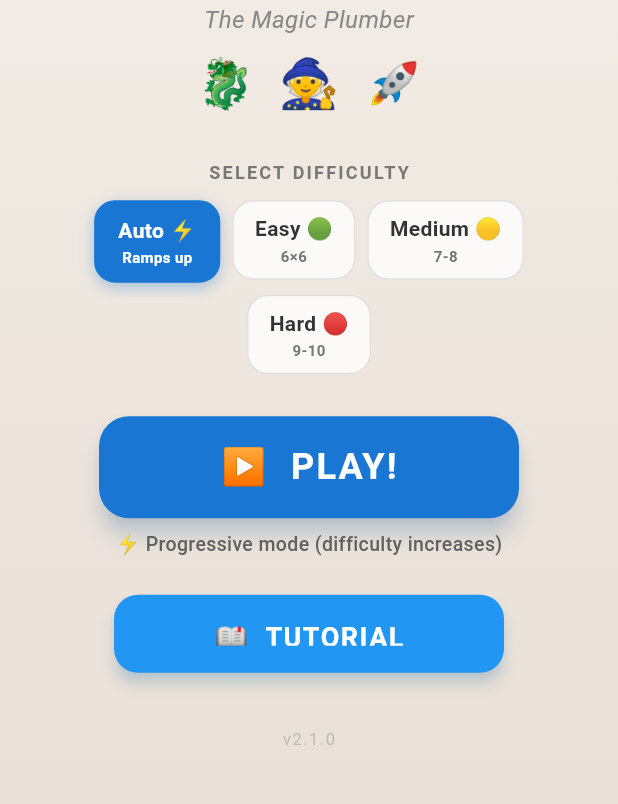
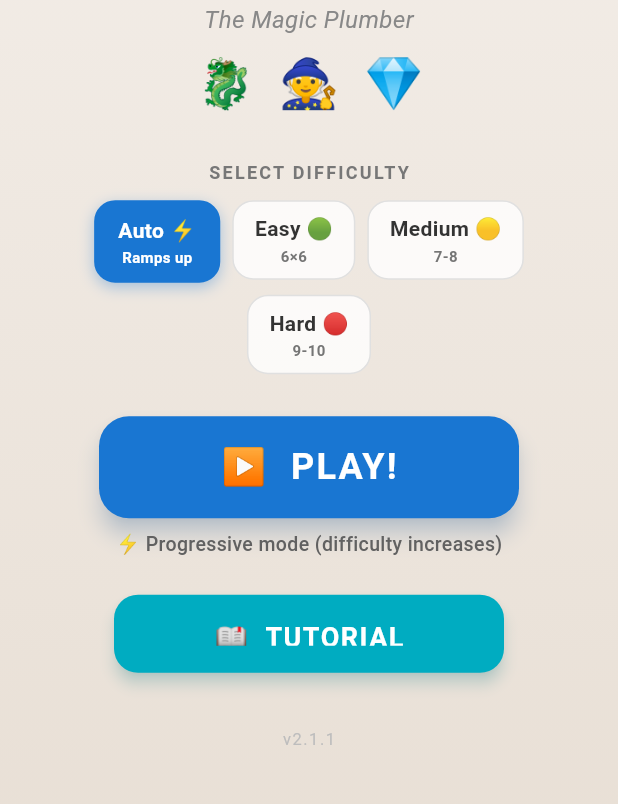
Before and after one commit to palladius/tubature, a Flutter app: the screen it shows after launch, on a phone screen of 412 x 824 dp, the part 357-1161 px from its top. Run offline on Flutter 3.47's test engine with Material 3 defaults, Android fonts, the light colour scheme and no system bars; our stand-ins replace equatable, flutter_riverpod; missing offline and left inert: dart:js_interop.

Commit message:
feat: v2.1.1 — pure medieval fantasy D&D themes and gemstone artworks 🐉🧙💎

```diff
--- a/lib/models/level.dart
+++ b/lib/models/level.dart
@@ -4,7 +4,7 @@ import 'package:equatable/equatable.dart';
 import 'grid.dart';
 
 enum Difficulty { easy, medium, hard }
-enum CreatureTheme { dragon_gems, wizard_dungeon, space_wars }
+enum CreatureTheme { dragon_gems, wizard_dungeon, crystal_caves }
 
 class Level extends Equatable {
   final int id;
--- a/lib/screens/game_screen.dart
+++ b/lib/screens/game_screen.dart
@@ -64,8 +64,8 @@ class _GameScreenState extends ConsumerState<GameScreen> {
         return LevelTheme.dragonGems;
       case CreatureTheme.wizard_dungeon:
         return LevelTheme.wizardDungeon;
-      case CreatureTheme.space_wars:
-        return LevelTheme.spaceWars;
+      case CreatureTheme.crystal_caves:
+        return LevelTheme.crystalCaves;
     }
   }
 
--- a/lib/screens/home_screen.dart
+++ b/lib/screens/home_screen.dart
@@ -70,9 +70,9 @@ class _HomeScreenState extends ConsumerState<HomeScreen> {
                     ),
                   ),
                   const SizedBox(height: 8),
-                  // Creature icons row
+                  // Creature icons row (Fantasy Medieval D&D)
                   const Text(
-                    '🐉  🧙  🚀',
+                    '🐉  🧙  💎',
                     style: TextStyle(fontSize: 32),
                   ),
                   const SizedBox(height: 28),
@@ -170,7 +170,7 @@ class _HomeScreenState extends ConsumerState<HomeScreen> {
                   // Tutorial button
                   _PlayButton(
                     label: '📖  TUTORIAL',
-                    color: LevelTheme.spaceWars.flowColor,
+                    color: LevelTheme.crystalCaves.flowColor,
                     onTap: _startTutorial,
                   ),
                   const SizedBox(height: 36),
--- a/lib/theme/level_theme.dart
+++ b/lib/theme/level_theme.dart
@@ -1,9 +1,6 @@
 import 'package:flutter/material.dart';
 
-/// Color palettes for each level theme in Tubature.
-///
-/// Each theme has a primary flow color, a lighter variant for fills,
-/// and accent colors for the UI.
+/// Color palettes and fantasy artwork for each level theme in Tubature.
 class LevelTheme {
   final String name;
   final Color flowColor;
@@ -14,6 +11,7 @@ class LevelTheme {
   final Color tileBackground;
   final Color pipeStroke;
   final Color pipeDisconnected;
+  final String? backgroundImage;
 
   const LevelTheme({
     required this.name,
@@ -25,9 +23,10 @@ class LevelTheme {
     required this.tileBackground,
     required this.pipeStroke,
     required this.pipeDisconnected,
+    this.backgroundImage,
   });
 
-  /// Dragon → Gems theme: emerald green
+  /// 🐉 Dragon & Gemstones: emerald green
   static const dragonGems = LevelTheme(
     name: 'Dragon & Gems',
     flowColor: Color(0xFF4CAF50),
@@ -38,9 +37,10 @@ class LevelTheme {
     tileBackground: Color(0xFFFAF8F5),
     pipeStroke: Color(0xFF2E3D2E),
     pipeDisconnected: Color(0xFFBDBDBD),
+    backgroundImage: 'assets/images/dragon_gem_lair.jpg',
   );
 
-  /// Wizard → Dungeon theme: royal purple
+  /// 🧙 Wizard & Alchemy Dungeon: royal purple
   static const wizardDungeon = LevelTheme(
     name: 'Wizard & Dungeon',
     flowColor: Color(0xFF9C27B0),
@@ -51,24 +51,26 @@ class LevelTheme {
     tileBackground: Color(0xFFFAF5FC),
     pipeStroke: Color(0xFF3E2D3E),
     pipeDisconnected: Color(0xFFBDBDBD),
+    backgroundImage: 'assets/images/wizard_alchemy_lab.jpg',
   );
 
-  /// Space → Star Wars theme: cosmic blue
-  static const spaceWars = LevelTheme(
-    name: 'Space & Stars',
-    flowColor: Color(0xFF2196F3),
-    flowColorLight: Color(0xFF90CAF9),
-    flowColorDark: Color(0xFF1565C0),
-    backgroundColor: Color(0xFFE3F2FD),
-    backgroundGradientEnd: Color(0xFFBBDEFB),
-    tileBackground: Color(0xFFF5F9FC),
-    pipeStroke: Color(0xFF2D3340),
+  /// 💎 Crystal Caves & Gemstone Grotto: luminous cyan/turquoise
+  static const crystalCaves = LevelTheme(
+    name: 'Crystal Caves',
+    flowColor: Color(0xFF00ACC1),
+    flowColorLight: Color(0xFF80DEEA),
+    flowColorDark: Color(0xFF006064),
+    backgroundColor: Color(0xFFE0F7FA),
+    backgroundGradientEnd: Color(0xFFB2EBF2),
+    tileBackground: Color(0xFFF4FBFB),
+    pipeStroke: Color(0xFF1D353A),
     pipeDisconnected: Color(0xFFBDBDBD),
+    backgroundImage: 'assets/images/fantasy_crystal_cave.jpg',
   );
 
-  /// Sunset orange (bonus theme)
-  static const sunsetOrange = LevelTheme(
-    name: 'Sunset',
+  /// 🪙 Dungeon Treasure Vault: radiant amber gold
+  static const dungeonTreasure = LevelTheme(
+    name: 'Dungeon Treasure',
     flowColor: Color(0xFFFF9800),
     flowColorLight: Color(0xFFFFCC80),
     flowColorDark: Color(0xFFE65100),
@@ -77,11 +79,12 @@ class LevelTheme {
     tileBackground: Color(0xFFFCF8F5),
     pipeStroke: Color(0xFF3E352D),
     pipeDisconnected: Color(0xFFBDBDBD),
+    backgroundImage: 'assets/images/dungeon_treasure.jpg',
   );
 
-  /// Ocean teal (bonus theme)
-  static const oceanTeal = LevelTheme(
-    name: 'Ocean',
+  /// 🏛️ Dragon Aqueduct: deep aquatic teal
+  static const dungeonAqueduct = LevelTheme(
+    name: 'Dragon Aqueduct',
     flowColor: Color(0xFF009688),
     flowColorLight: Color(0xFF80CBC4),
     flowColorDark: Color(0xFF00695C),
@@ -90,14 +93,15 @@ class LevelTheme {
     tileBackground: Color(0xFFF5FAFA),
     pipeStroke: Color(0xFF2D3E3D),
     pipeDisconnected: Color(0xFFBDBDBD),
+    backgroundImage: 'assets/images/dungeon_aqueduct.jpg',
   );
 
-  /// All available themes
+  /// All medieval fantasy themes
   static const List<LevelTheme> allThemes = [
     dragonGems,
     wizardDungeon,
-    spaceWars,
-    sunsetOrange,
-    oceanTeal,
+    crystalCaves,
+    dungeonTreasure,
+    dungeonAqueduct,
   ];
 }
--- a/lib/version.dart
+++ b/lib/version.dart
@@ -1,3 +1,3 @@
 /// App version — update this on every release.
 /// Also update: VERSION, CHANGELOG.md, pubspec.yaml
-const String appVersion = '2.1.0';
+const String appVersion = '2.1.1';
--- a/lib/widgets/tile_widget.dart
+++ b/lib/widgets/tile_widget.dart
@@ -203,8 +203,8 @@ class _TileWidgetState extends State<TileWidget>
     switch (widget.creatureTheme) {
       case 'wizard_dungeon':
         return CreatureType.wizard;
-      case 'space_wars':
-        return CreatureType.rocket;
+      case 'crystal_caves':
+        return CreatureType.crystal;
       case 'dragon_gems':
       default:
         return CreatureType.dragon;
--- a/pubspec.yaml
+++ b/pubspec.yaml
@@ -2,7 +2,7 @@ name: tubature
 description: "Tubature - The Magic Plumber! A pipe-puzzle game for kids."
 publish_to: 'none'
 
-version: 2.1.0+9
+version: 2.1.1+10
 
 environment:
   sdk: ^3.10.7
@@ -22,3 +22,5 @@ dev_dependencies:
 
 flutter:
   uses-material-design: true
+  assets:
+    - assets/images/
```
Also changed, not shown: lib/widgets/creature_painter.dart (+64 -37 lines), assets/images/dragon_gem_lair.jpg (added), assets/images/dungeon_aqueduct.jpg (added), assets/images/dungeon_treasure.jpg (added), assets/images/fantasy_crystal_cave.jpg (added), assets/images/wizard_alchemy_lab.jpg (added), 3 other files.
